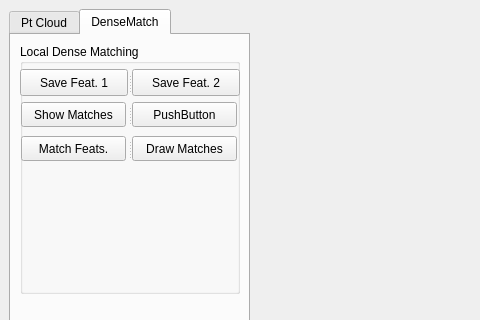
Before: the Qt Designer form src/pclQviewer.ui in CansenJIANG/Dense3dMatching, drawn with Qt 5; both pictures show x 0 to 480 and y 0 to 320 of the 1026 by 974 pixel window.
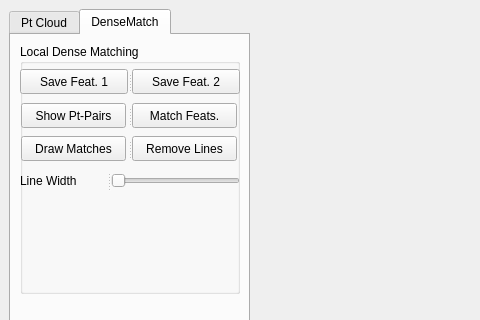
After: the same form once the commit is applied. The open tabs and pages were chosen to show the change. Custom widgets are drawn as their Qt base class.

Patch:
```diff
--- a/src/pclQviewer.ui
+++ b/src/pclQviewer.ui
@@ -965,7 +965,7 @@
               <x>0</x>
               <y>25</y>
               <width>220</width>
-              <height>27</height>
+              <height>25</height>
              </rect>
             </property>
             <property name="minimumSize">
@@ -994,11 +994,11 @@
              </property>
             </widget>
            </widget>
-           <widget class="QSplitter" name="splitter_12">
+           <widget class="QSplitter" name="splitter_13">
             <property name="geometry">
              <rect>
               <x>0</x>
-              <y>58</y>
+              <y>124</y>
               <width>220</width>
               <height>25</height>
              </rect>
@@ -1011,45 +1011,21 @@
             </property>
             <property name="maximumSize">
              <size>
-              <width>216</width>
-              <height>25</height>
+              <width>16777215</width>
+              <height>16777215</height>
              </size>
             </property>
             <property name="orientation">
              <enum>Qt::Horizontal</enum>
             </property>
-            <widget class="QPushButton" name="showSeleMatch">
-             <property name="minimumSize">
-              <size>
-               <width>105</width>
-               <height>25</height>
-              </size>
-             </property>
-             <property name="maximumSize">
-              <size>
-               <width>105</width>
-               <height>25</height>
-              </size>
-             </property>
+            <widget class="QLabel" name="label_2">
              <property name="text">
-              <string>Show Matches</string>
+              <string>Line Width</string>
              </property>
             </widget>
-            <widget class="QPushButton" name="pushButton_2">
-             <property name="minimumSize">
-              <size>
-               <width>105</width>
-               <height>25</height>
-              </size>
-             </property>
-             <property name="maximumSize">
-              <size>
-               <width>105</width>
-               <height>25</height>
-              </size>
-             </property>
-             <property name="text">
-              <string>PushButton</string>
+            <widget class="QSlider" name="lineWidthSlider">
+             <property name="orientation">
+              <enum>Qt::Horizontal</enum>
              </property>
             </widget>
            </widget>
@@ -1057,7 +1033,7 @@
             <property name="geometry">
              <rect>
               <x>0</x>
-              <y>92</y>
+              <y>59</y>
               <width>220</width>
               <height>25</height>
              </rect>
@@ -1077,6 +1053,23 @@
             <property name="orientation">
              <enum>Qt::Horizontal</enum>
             </property>
+            <widget class="QPushButton" name="showSeleMatch">
+             <property name="minimumSize">
+              <size>
+               <width>105</width>
+               <height>25</height>
+              </size>
+             </property>
+             <property name="maximumSize">
+              <size>
+               <width>105</width>
+               <height>25</height>
+              </size>
+             </property>
+             <property name="text">
+              <string>Show Pt-Pairs</string>
+             </property>
+            </widget>
             <widget class="QPushButton" name="denseLocalMatch">
              <property name="minimumSize">
               <size>
@@ -1094,7 +1087,32 @@
               <string>Match Feats.</string>
              </property>
             </widget>
-            <widget class="QPushButton" name="pushButton_4">
+           </widget>
+           <widget class="QSplitter" name="splitter_12">
+            <property name="geometry">
+             <rect>
+              <x>0</x>
+              <y>92</y>
+              <width>220</width>
+              <height>25</height>
+             </rect>
+            </property>
+            <property name="minimumSize">
+             <size>
+              <width>220</width>
+              <height>25</height>
+             </size>
+            </property>
+            <property name="maximumSize">
+             <size>
+              <width>216</width>
+              <height>25</height>
+             </size>
+            </property>
+            <property name="orientation">
+             <enum>Qt::Horizontal</enum>
+            </property>
+            <widget class="QPushButton" name="drawMatches">
              <property name="minimumSize">
               <size>
                <width>105</width>
@@ -1111,6 +1129,23 @@
               <string>Draw Matches</string>
              </property>
             </widget>
+            <widget class="QPushButton" name="removeLines">
+             <property name="minimumSize">
+              <size>
+               <width>105</width>
+               <height>25</height>
+              </size>
+             </property>
+             <property name="maximumSize">
+              <size>
+               <width>105</width>
+               <height>25</height>
+              </size>
+             </property>
+             <property name="text">
+              <string>Remove Lines</string>
+             </property>
+            </widget>
            </widget>
           </widget>
          </item>
```
Left out of the diff: 2 changed lines with no effect on the pictures.
